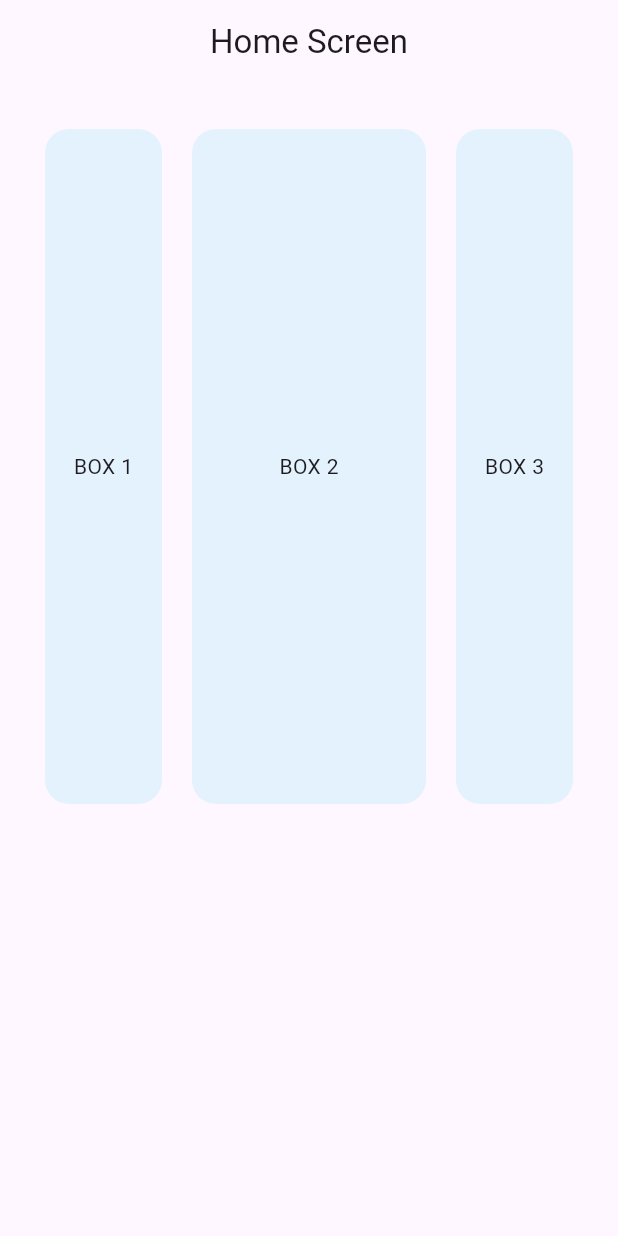
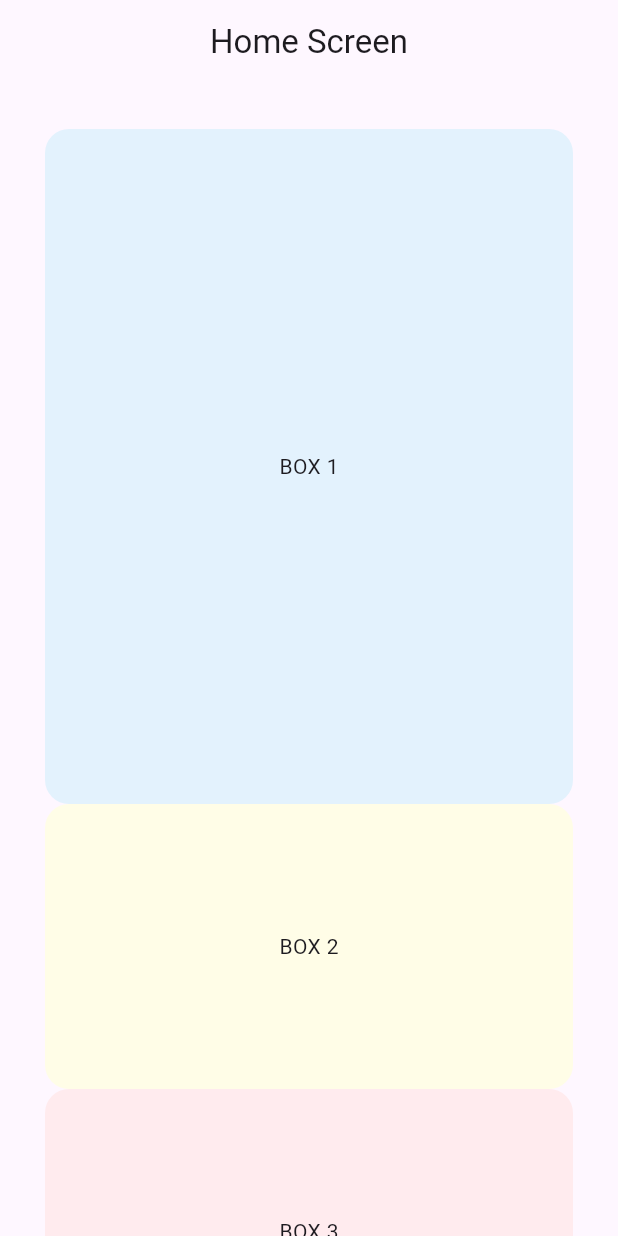
Before and after one commit to abeni-csa/UI-TemarLije, a Flutter app: the screen it shows after launch, on a phone screen of 412 x 824 dp. Run offline on Flutter 3.47's test engine with Material 3 defaults, Android fonts, the light colour scheme and no system bars; our stand-ins replace flutter_riverpod, go_router, google_fonts, lottie, sqflite, sqflite_common_ffi; accounts and stored records are empty.

Commit message:
Resposive Desing FOR DESKTOP/MOBILE/TABLET

```diff
--- a/lib/app.dart
+++ b/lib/app.dart
@@ -10,7 +10,31 @@ class ResponsiveDesignScreen extends StatelessWidget {
       body: SingleChildScrollView(
         child: Padding(
           padding: const EdgeInsets.all(30),
-          child: Row(
+          child: LayoutBuilder(
+            builder: (_, constrains) {
+              if (constrains.maxWidth >= 1360) {
+                return const Desktop();
+              } else if (constrains.maxWidth < 1360 &&
+                  constrains.maxWidth >= 768) {
+                return const Tablet();
+              } else {
+                return const Mobile();
+              }
+            },
+          ),
+        ),
+      ),
+    );
+  }
+}
+
+class Desktop extends StatelessWidget {
+  const Desktop({Key? key}) : super(key: key);
+  @override
+  Widget build(BuildContext context) {
+    return Column(
+      children: [
+        Row(
           children: [
             Expanded(
               child: TemarLijeRoundedContainer(
@@ -38,8 +62,112 @@ class ResponsiveDesignScreen extends StatelessWidget {
             ),
           ],
         ),
-        ),
-      ),
+      ],
     );
   }
 }
+
+class Tablet extends StatelessWidget {
+  const Tablet({Key? key}) : super(key: key);
+  @override
+  Widget build(BuildContext context) {
+    return Column(
+      children: [
+        /// FIST ROW
+        Row(
+          crossAxisAlignment: CrossAxisAlignment.start,
+          children: [
+            Expanded(
+              child: TemarLijeRoundedContainer(
+                height: 450,
+                backgroundColor: Colors.blue.shade50,
+                child: const Center(child: Text("BOX 1")),
+              ),
+            ),
+            const SizedBox(width: 20),
+            Expanded(
+              child: TemarLijeRoundedContainer(
+                height: 450,
+                backgroundColor: Colors.blue.shade50,
+                child: const Center(child: Text("BOX 3")),
+              ),
+            ),
+          ],
+        ),
+
+        const SizedBox(width: 20),
+
+        /// Second
+        Column(
+          mainAxisSize: MainAxisSize.min,
+          children: [
+            const SizedBox(width: 20),
+            TemarLijeRoundedContainer(
+              height: 190,
+              width: double.infinity,
+              backgroundColor: Colors.yellow.shade50,
+              child: const Center(child: Text("BOX 4")),
+            ),
+            const SizedBox(width: 20),
+            TemarLijeRoundedContainer(
+              height: 190,
+              width: double.infinity,
+              backgroundColor: Colors.red.shade50,
+              child: const Center(child: Text("BOX 5")),
+            ),
+          ],
+        ),
+      ],
+    );
+  }
+}
+
+class Mobile extends StatelessWidget {
+  const Mobile({Key? key}) : super(key: key);
+  @override
+  Widget build(BuildContext context) {
+    return Column(
+      children: [
+        /// Second
+        Column(
+          mainAxisSize: MainAxisSize.min,
+          children: [
+            TemarLijeRoundedContainer(
+              height: 450,
+              backgroundColor: Colors.blue.shade50,
+              child: const Center(child: Text("BOX 1")),
+            ),
+            const SizedBox(width: 20),
+            TemarLijeRoundedContainer(
+              height: 190,
+              width: double.infinity,
+              backgroundColor: Colors.yellow.shade50,
+              child: const Center(child: Text("BOX 2")),
+            ),
+            const SizedBox(width: 20),
+            TemarLijeRoundedContainer(
+              height: 190,
+              width: double.infinity,
+              backgroundColor: Colors.red.shade50,
+              child: const Center(child: Text("BOX 3")),
+            ),
+            const SizedBox(width: 20),
+            TemarLijeRoundedContainer(
+              height: 190,
+              width: double.infinity,
+              backgroundColor: Colors.yellow.shade50,
+              child: const Center(child: Text("BOX 4")),
+            ),
+            const SizedBox(width: 20),
+            TemarLijeRoundedContainer(
+              height: 190,
+              width: double.infinity,
+              backgroundColor: Colors.red.shade50,
+              child: const Center(child: Text("BOX 5")),
+            ),
+          ],
+        ),
+      ],
+    );
+  }
+}
```
Lines whose indentation alone changed are shown as unchanged.
